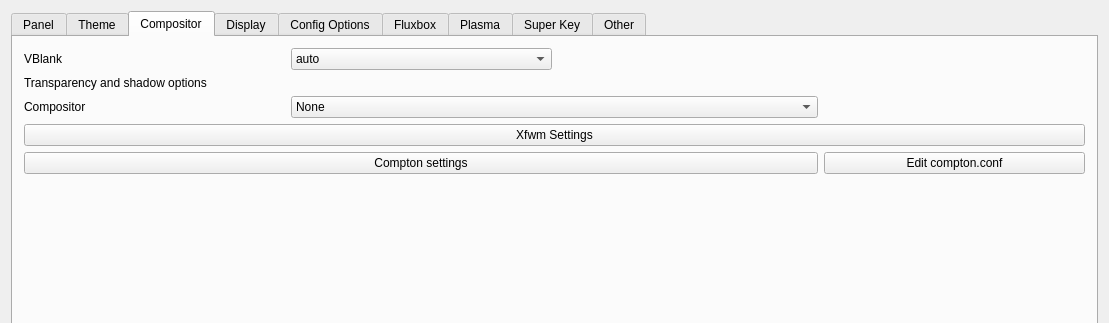
This is defaultlook.ui in MX-Linux/mx-tweak as Qt 5 draws it before an edit; both pictures show x 0 to 1109 and y 0 to 323 of the 1109 by 829 pixel window. The edited form follows.
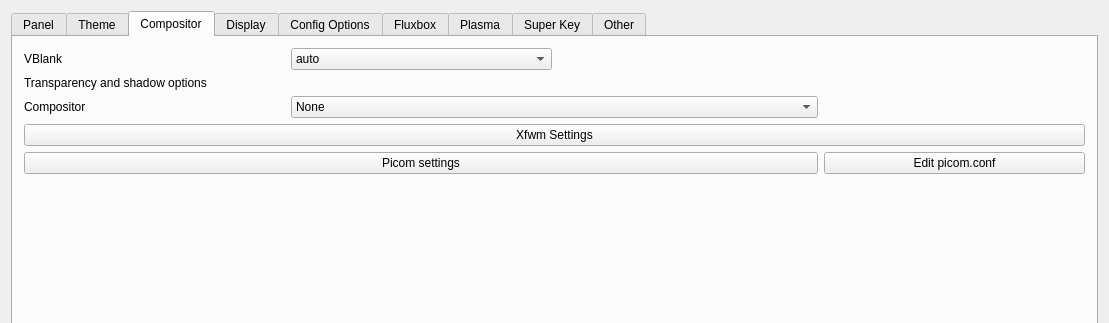
This is the edited form. Icons and pictures are not drawn.

Commit message: update compositor options choices (picom)

The edit to the form file:
```diff
--- a/defaultlook.ui
+++ b/defaultlook.ui
@@ -846,7 +846,7 @@
             <string>Launch compton-conf configuration tool</string>
            </property>
            <property name="text">
-            <string>Compton settings</string>
+            <string>Picom settings</string>
            </property>
            <property name="icon">
             <iconset theme="preferences-system">
@@ -860,7 +860,7 @@
             <string>Edit compton.conf directly in text editor</string>
            </property>
            <property name="text">
-            <string>Edit compton.conf</string>
+            <string>Edit picom.conf</string>
            </property>
            <property name="icon">
             <iconset theme="edit">
```
Left out of the diff: 2 changed lines with no effect on the pictures.
